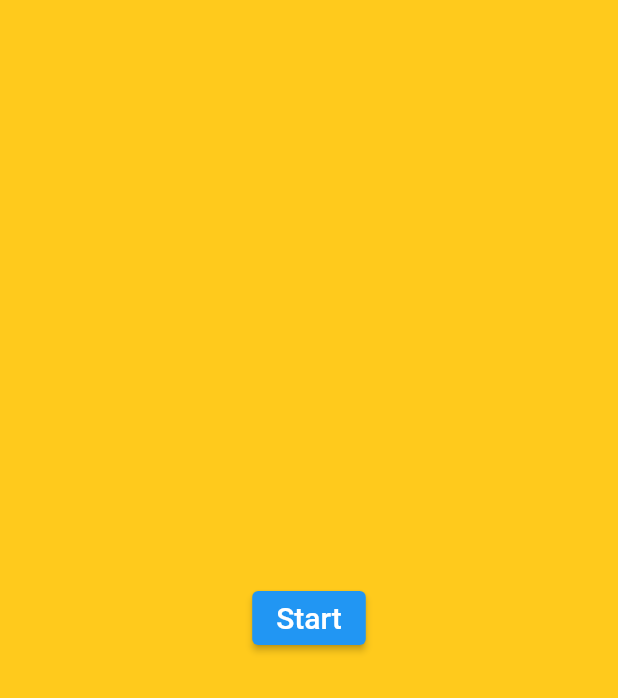
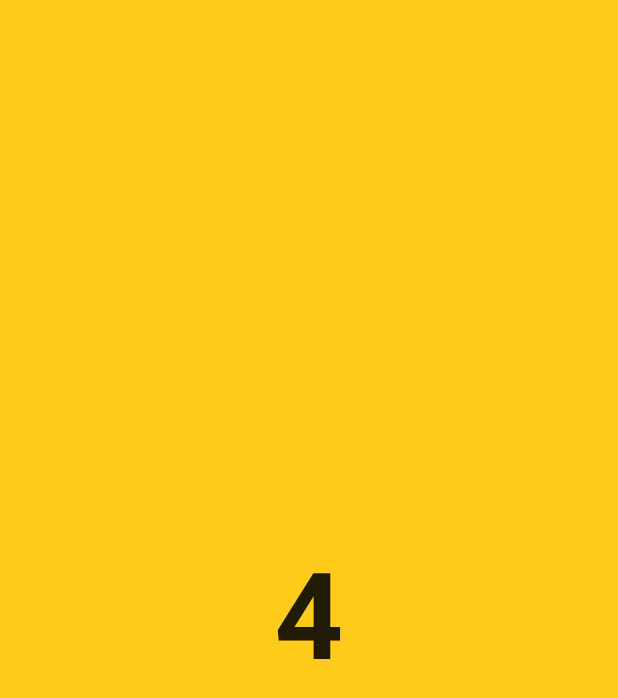
Before and after one commit to ZieglD/runningApp, a Flutter app: the Countdown screen opened directly, on a phone screen of 412 x 824 dp. Shown: the top 698 px of the screen. Run offline on Flutter 3.47's test engine with Material 2 defaults, Android fonts, the phone set to English and light mode, and no system bars; our stand-ins replace firebase_auth, firebase_core, flutter_map, flutter_spinkit, latlong2; accounts and stored records are empty.

Commit message:
Added countdown when starting activity

```diff
--- a/flutter_running_app/lib/screens/content/countdown.dart
+++ b/flutter_running_app/lib/screens/content/countdown.dart
@@ -1,4 +1,7 @@
+import 'dart:async';
+
 import 'package:flutter/material.dart';
+import 'package:flutter_running_app/screens/content/activity.dart';
 import 'package:flutter_running_app/shared/constants.dart';
 
 import '../../shared/button_widget.dart';
@@ -11,10 +14,48 @@ class Countdown extends StatefulWidget {
 }
 
 class _CountdownState extends State<Countdown> {
+  static const maxSeconds = 5;
+  int seconds = maxSeconds;
+  Timer? timer;
+
+  @override
+  void initState() {
+    super.initState();
+    startTimer();
+  }
+
+  void startTimer() {
+    timer = Timer.periodic(const Duration(seconds: 1), (_) {
+      if (mounted) {
+        if (seconds > 0) {
+          setState(() => seconds--);
+        } else {
+          stopTimer();
+          //push to activity screen
+          Navigator.push(context,
+              MaterialPageRoute(builder: (context) => const Activity()));
+        }
+      }
+    });
+  }
+
+  void stopTimer() {
+    timer?.cancel();
+  }
+
   Widget countdownButton() {
     return ButtonWidget(
       text: 'Start',
-      onClicked: () {},
+      onClicked: () {
+        startTimer();
+      },
+    );
+  }
+
+  Widget countdownText() {
+    return Text(
+      '$seconds',
+      style: const TextStyle(fontWeight: FontWeight.bold, fontSize: 80),
     );
   }
 
@@ -22,7 +63,15 @@ class _CountdownState extends State<Countdown> {
   Widget build(BuildContext context) {
     return Scaffold(
       backgroundColor: primary,
-      body: Center(child: countdownButton()),
+      body: Center(
+          child: Column(
+        mainAxisAlignment: MainAxisAlignment.center,
+        children: [
+          countdownText(),
+          //const SizedBox(height: 80),
+          //countdownButton(),
+        ],
+      )),
     );
   }
 }
--- a/flutter_running_app/lib/screens/content/start_activity.dart
+++ b/flutter_running_app/lib/screens/content/start_activity.dart
@@ -202,7 +202,7 @@ class _StartActivityState extends State<StartActivity> {
       ),
       body: ListView(
         children: [
-          mapPreview,
+          //mapPreview,
           durationSection,
           distanceAndPaceSection,
           // finishAndPauseButtonSection,
```
Also changed, not shown: flutter_running_app/lib/shared/button_widget.dart (+10 -1 lines).
